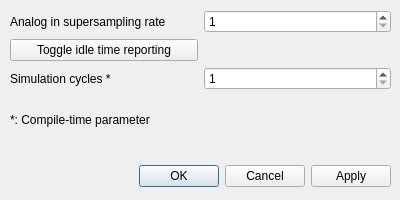
CompEphys-team/rtdo, file gui/performancedialog.ui: the form before one commit.
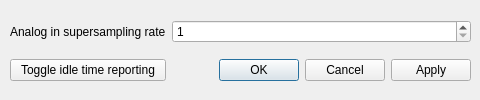
The form after the commit.

Commit message:
Made performance dialog accessible in experiment mode
Also, moved the compile-time simulation cycles parameter to model setup

The edit to the form file:
```diff
--- a/gui/performancedialog.ui
+++ b/gui/performancedialog.ui
@@ -6,69 +6,23 @@
    <rect>
     <x>0</x>
     <y>0</y>
-    <width>400</width>
-    <height>200</height>
+    <width>480</width>
+    <height>100</height>
    </rect>
   </property>
   <property name="windowTitle">
    <string>Performance settings</string>
   </property>
-  <widget class="QDialogButtonBox" name="buttonBox">
-   <property name="geometry">
-    <rect>
-     <x>50</x>
-     <y>160</y>
-     <width>341</width>
-     <height>32</height>
-    </rect>
-   </property>
-   <property name="orientation">
-    <enum>Qt::Horizontal</enum>
-   </property>
-   <property name="standardButtons">
-    <set>QDialogButtonBox::Apply|QDialogButtonBox::Cancel|QDialogButtonBox::Ok</set>
-   </property>
-  </widget>
   <widget class="QWidget" name="layoutWidget">
    <property name="geometry">
     <rect>
      <x>10</x>
      <y>10</y>
-     <width>381</width>
-     <height>134</height>
+     <width>461</width>
+     <height>81</height>
     </rect>
    </property>
    <layout class="QGridLayout" name="gridLayout">
-    <item row="2" column="1">
-     <widget class="QSpinBox" name="simCycles">
-      <property name="toolTip">
-       <string>&lt;html&gt;&lt;head/&gt;&lt;body&gt;&lt;p&gt;Number of computation cycles per time step. Higher values improve modelling accuracy, but increase simulation time requirements roughly linearly.&lt;/p&gt;&lt;/body&gt;&lt;/html&gt;</string>
-      </property>
-      <property name="minimum">
-       <number>1</number>
-      </property>
-      <property name="maximum">
-       <number>1000</number>
-      </property>
-     </widget>
-    </item>
-    <item row="0" column="1">
-     <widget class="QSpinBox" name="ai_supersampling">
-      <property name="toolTip">
-       <string>&lt;html&gt;&lt;head/&gt;&lt;body&gt;&lt;p&gt;This setting allows you to increase the number of acquisitions from analog input per time step. Increasing this number helps to neutralise noise, as the acquisitions are averaged to yield a single sample per time step. On the other hand, high supersampling rates may cause frequent timer overruns.&lt;/p&gt;&lt;p&gt;To diagnose the potential of your setup to increase the supersampling rate, use the idle time reporting toggle on test runs.&lt;/p&gt;&lt;/body&gt;&lt;/html&gt;</string>
-      </property>
-      <property name="minimum">
-       <number>1</number>
-      </property>
-     </widget>
-    </item>
-    <item row="2" column="0">
-     <widget class="QLabel" name="label_2">
-      <property name="text">
-       <string>Simulation cycles *</string>
-      </property>
-     </widget>
-    </item>
     <item row="1" column="0">
      <widget class="QPushButton" name="reportingToggle">
       <property name="text">
@@ -83,10 +37,23 @@
       </property>
      </widget>
     </item>
-    <item row="3" column="0" colspan="2">
-     <widget class="QLabel" name="label_3">
-      <property name="text">
-       <string>*: Compile-time parameter</string>
+    <item row="0" column="1">
+     <widget class="QSpinBox" name="ai_supersampling">
+      <property name="toolTip">
+       <string>&lt;html&gt;&lt;head/&gt;&lt;body&gt;&lt;p&gt;This setting allows you to increase the number of acquisitions from analog input per time step. Increasing this number helps to neutralise noise, as the acquisitions are averaged to yield a single sample per time step. On the other hand, high supersampling rates may cause frequent timer overruns.&lt;/p&gt;&lt;p&gt;To diagnose the potential of your setup to increase the supersampling rate, use the idle time reporting toggle on test runs.&lt;/p&gt;&lt;/body&gt;&lt;/html&gt;</string>
+      </property>
+      <property name="minimum">
+       <number>1</number>
+      </property>
+     </widget>
+    </item>
+    <item row="1" column="1">
+     <widget class="QDialogButtonBox" name="buttonBox">
+      <property name="orientation">
+       <enum>Qt::Horizontal</enum>
+      </property>
+      <property name="standardButtons">
+       <set>QDialogButtonBox::Apply|QDialogButtonBox::Cancel|QDialogButtonBox::Ok</set>
       </property>
      </widget>
     </item>
```
Left out of the diff: 3 changed lines with no effect on the pictures. The commit also changes 4 other files.
